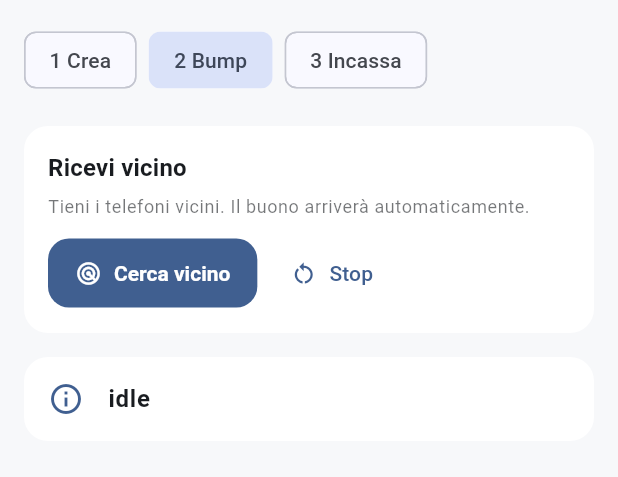
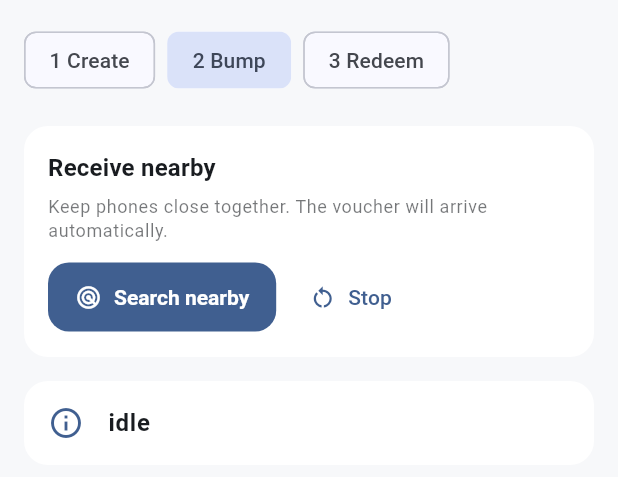
Before and after one commit to dnlsdn/CryptoBump, a Flutter app: the BumpPage widget shown alone on an empty page, opened directly, on a phone screen of 412 x 824 dp. Shown: the top 477 px of the screen. Run offline on Flutter 3.47's test engine with Material 3 defaults, Android fonts, the phone set to English and light mode, and no system bars; missing offline and left inert: web3dart.

Commit message:
Refactor app configuration and improve localization
- Updated AppConfig to load parameters from JSON assets instead of hardcoding values.
- Removed hardcoded values in config.dart and replaced them with dynamic loading.
- Enhanced main.dart to ensure AppConfig is loaded before running the app.
- Translated UI strings from Italian to English for better accessibility.
- Cleaned up unused comments and improved code readability across various files.
- Updated error messages and user prompts to be more descriptive and user-friendly.
- Refactored voucher and nearby functionalities to streamline the codebase.

```diff
--- a/app/tapcapsule/lib/config/app_config.dart
+++ b/app/tapcapsule/lib/config/app_config.dart
@@ -2,11 +2,10 @@ import 'dart:convert';
 import 'package:flutter/foundation.dart';
 import 'package:flutter/services.dart' show rootBundle;
 
-/// AppConfig: carica i parametri da asset JSON (no hard-code nel sorgente pubblico).
 class AppConfig {
   final String rpcUrl;
   final String contractAddress;
-  final String contractAbi; // stringa JSON ABI
+  final String contractAbi;
   final int chainId;
   final String explorerBaseUrl;
   final String? burnerPrivateKey;
@@ -25,13 +24,12 @@ class AppConfig {
   static AppConfig? _instance;
   static AppConfig get I {
     if (_instance == null) {
-      throw StateError('AppConfig non inizializzato. Chiama AppConfig.load() in main().');
+      throw StateError('AppConfig not initialized. Call AppConfig.load() in main().');
     }
     return _instance!;
   }
 
   static Future<void> load() async {
-    // 1) prova file locale (non committato), fallback a sample
     String confJson;
     try {
       confJson = await rootBundle.loadString('assets/config/app_config.local.json');
@@ -40,10 +38,8 @@ class AppConfig {
     }
     final Map<String, dynamic> conf = jsonDecode(confJson);
 
-    // 2) carica ABI (inline o da path)
     String abiString;
     if (conf['CONTRACT_ABI_INLINE'] != null) {
-      // Se qualcuno preferisce inlining dell'ABI direttamente in config
       abiString = jsonEncode(conf['CONTRACT_ABI_INLINE']);
     } else {
       final abiPath = (conf['CONTRACT_ABI_PATH'] as String?) ?? 'assets/config/abi.json';
--- a/app/tapcapsule/lib/models/voucher.dart
+++ b/app/tapcapsule/lib/models/voucher.dart
@@ -3,40 +3,28 @@ import 'dart:math';
 import 'dart:typed_data';
 import 'package:web3dart/crypto.dart' as w3;
 
-/// Stati operativi generici per UI (create/redeem)
 enum OpStatus { idle, working, success, error }
-
-/// Dati minimi del Voucher lato app.
-/// - amount: in ETH (testnet), solo per UI
-/// - expiry: scadenza assoluta
-/// - secret: codice da passare via prossimità (⚠️ non persistere su disco)
-/// - h: hash keccak256(secret) in esadecimale 0x-prefixed (64 hex chars)
 class Voucher {
   final double amount;
   final DateTime expiry;
-  final String secret; // base64url del segreto random (solo per trasporto UI)
-  final String h; // 0x + 64 hex (keccak256(secret_bytes))
+  final String secret;
+  final String h;
 
   const Voucher({required this.amount, required this.expiry, required this.secret, required this.h});
 
-  /// Genera bytes casuali per il secret (di default 32 byte).
   static Uint8List genSecretBytes({int bytes = 32}) {
     final r = Random.secure();
     final data = List<int>.generate(bytes, (_) => r.nextInt(256));
     return Uint8List.fromList(data);
   }
 
-  /// Codifica i bytes del secret in base64url (comodo da mostrare/trasportare).
   static String encodeSecretB64Url(Uint8List bytes) => base64Url.encode(bytes);
 
-  /// Calcola keccak256 dei bytes del secret e ritorna "0x...".
   static String keccakHex(Uint8List secretBytes) {
     final digest = w3.keccak256(secretBytes);
     return w3.bytesToHex(digest, include0x: true);
   }
 
-  /// Se hai già il secret in base64url, prova a decodificarlo e calcolare keccak.
-  /// In fallback (raro), se la decode fallisce, usa keccak su UTF-8 del testo.
   static String keccakFromB64Url(String secretB64) {
     try {
       final b = base64Url.decode(secretB64);
@@ -47,13 +35,11 @@ class Voucher {
     }
   }
 
-  // -------- Helper UI --------
   bool get isExpired => DateTime.now().isAfter(expiry);
   Duration get ttl => expiry.difference(DateTime.now());
   String get shortH => h.length > 10 ? '${h.substring(0, 10)}…' : h;
   String get shortSecret => secret.length > 6 ? '${secret.substring(0, 6)}…' : secret;
 
-  // -------- (De)serializzazione per futuro QR / Multipeer --------
   Map<String, dynamic> toJson() => {'amount': amount, 'expiry': expiry.toIso8601String(), 'secret': secret, 'h': h};
 
   factory Voucher.fromJson(Map<String, dynamic> json) => Voucher(
@@ -71,11 +57,9 @@ class Voucher {
   );
 }
 
-/// Payload “effimero” da inviare al destinatario in prossimità.
-/// Contiene SOLO ciò che serve a incassare e mostrare i dettagli attesi.
 class BumpPayload {
-  final String secret; // base64url
-  final String h; // 0x + 64 hex
+  final String secret;
+  final String h;
   final double amount;
   final DateTime expiry;
 
--- a/app/tapcapsule/lib/nearby/nearby.dart
+++ b/app/tapcapsule/lib/nearby/nearby.dart
@@ -1,8 +1,6 @@
 import 'dart:async';
 import 'dart:convert';
 import 'package:flutter/services.dart';
-
-// Per la demo: generiamo/leggiamo il payload dall'app
 import '../config/app_config.dart';
 import '../state/app_memory.dart';
 import '../models/voucher.dart';
@@ -14,7 +12,7 @@ class Nearby {
   static final StreamController<Map<String, dynamic>> _ctrl = StreamController.broadcast();
   static bool _listening = false;
 
-  static _MockNearby? _mock; // istanza mock se demo
+  static _MockNearby? _mock;
 
   static void _emit(Map<String, dynamic> e) => _ctrl.add(e);
 
@@ -75,7 +73,6 @@ class _MockNearby {
 
   Future<void> start({required String role}) async {
     _role = role;
-    // status iniziali
     emit({'type': 'status', 'value': role == 'sender' ? 'advertising' : 'browsing'});
     _t1 = Timer(const Duration(milliseconds: 500), () {
       emit({'type': 'status', 'value': 'connecting'});
@@ -84,7 +81,6 @@ class _MockNearby {
       emit({'type': 'connected', 'peer': 'Demo iPhone'});
     });
 
-    // Se “receiver” e c'è un voucher locale, invialo come se fosse arrivato dall'altro
     _t3 = Timer(const Duration(milliseconds: 1700), () {
       if (_role == 'receiver') {
         final v = AppMemory.lastVoucher;
@@ -97,9 +93,7 @@ class _MockNearby {
   }
 
   Future<void> sendJson(Map<String, dynamic> payload) async {
-    // Conferma di invio
     emit({'type': 'sent'});
-    // “Eco” del payload per simulare il device remoto che lo riceve
     _t3?.cancel();
     _t3 = Timer(const Duration(milliseconds: 700), () {
       emit({'type': 'payload', 'json': jsonEncode(payload)});
--- a/app/tapcapsule/lib/pages/bump_page.dart
+++ b/app/tapcapsule/lib/pages/bump_page.dart
@@ -1,4 +1,3 @@
-// lib/pages/bump_page.dart
 import 'dart:async';
 import 'dart:convert';
 import 'package:flutter/material.dart';
@@ -27,7 +26,7 @@ class _BumpPageState extends State<BumpPage> {
   void initState() {
     super.initState();
     _isSender = AppMemory.lastVoucher != null;
-    _sub = Nearby.events.listen(_onEvent); // ⬅️ salva subscription
+    _sub = Nearby.events.listen(_onEvent);
   }
 
   void _onEvent(Map<String, dynamic> e) {
@@ -35,41 +34,38 @@ class _BumpPageState extends State<BumpPage> {
       case 'status':
         if (e['value'] == 'connecting') _set(BumpStatus.discovering, 'Connessione…');
         if (e['value'] == 'browsing' || e['value'] == 'advertising') {
-          _set(BumpStatus.discovering, _isSender ? 'In attesa di un iPhone vicino…' : 'Cerco un iPhone vicino…');
+            _set(BumpStatus.discovering, _isSender ? 'Waiting for a nearby iPhone…' : 'Looking for a nearby iPhone…');
         }
         break;
       case 'connected':
-        _set(BumpStatus.peerFound, 'Connesso a ${e['peer']}');
-        if (_isSender) _sendSecret(); // auto-send sul sender
+        _set(BumpStatus.peerFound, 'Connected to ${e['peer']}');
+        if (_isSender) _sendSecret();
         break;
       case 'sent':
-        _set(BumpStatus.sent, 'Codice inviato ✔️');
+        _set(BumpStatus.sent, 'Code sent ✔️');
         break;
       case 'payload':
         final map = jsonDecode(e['json'] as String) as Map<String, dynamic>;
         final payload = BumpPayload.fromJson(map);
         AppMemory.lastBumpPayload = payload;
-        _set(BumpStatus.received, 'Buono ricevuto ✔️');
-
-        // chiudi la sessione *dopo* aver ricevuto
+        _set(BumpStatus.received, 'Voucher received ✔️');
         Nearby.stop();
 
-        // feedback non invadente
         if (mounted) {
           ScaffoldMessenger.of(context).showSnackBar(
-            const SnackBar(backgroundColor: Colors.green, content: Text('Buono ricevuto. Puoi incassare quando vuoi.')),
+            const SnackBar(backgroundColor: Colors.green, content: Text('Voucher received. You can redeem it whenever you want.')),
           );
         }
         break;
       case 'disconnected':
         if (_status == BumpStatus.sent || _status == BumpStatus.received) {
-          _set(BumpStatus.idle, 'Sessione terminata'); // chiusura ok
+          _set(BumpStatus.idle, 'Session ended');
         } else {
-          _set(BumpStatus.error, 'Connessione persa');
+          _set(BumpStatus.error, 'Connection lost');
         }
         break;
       case 'error':
-        _set(BumpStatus.error, e['message']?.toString() ?? 'Errore');
+        _set(BumpStatus.error, e['message']?.toString() ?? 'Error');
         break;
     }
   }
@@ -80,7 +76,7 @@ class _BumpPageState extends State<BumpPage> {
   });
 
   Future<void> _start() async {
-    _set(BumpStatus.discovering, _isSender ? 'In attesa di un iPhone vicino…' : 'Cerco iPhone vicino…');
+    _set(BumpStatus.discovering, _isSender ? 'Waiting for a nearby iPhone…' : 'Looking for a nearby iPhone…');
     if (_isSender) {
       await Nearby.startSender();
     } else {
@@ -93,8 +89,7 @@ class _BumpPageState extends State<BumpPage> {
     if (v == null) return;
     final payload = BumpPayload.fromVoucher(v).toJson();
     await Nearby.sendJson(payload);
-    // niente stop qui ✅ lascia arrivare l'eco 'payload'
-    _set(BumpStatus.sent, 'Codice inviato ✔️');
+    _set(BumpStatus.sent, 'Code sent ✔️');
   }
 
   Future<void> _reset() async {
@@ -104,7 +99,7 @@ class _BumpPageState extends State<BumpPage> {
 
   @override
   void dispose() {
-    _sub.cancel(); // ⬅️ evita listener duplicati
+    _sub.cancel();
     Nearby.stop();
     super.dispose();
   }
@@ -119,10 +114,10 @@ class _BumpPageState extends State<BumpPage> {
         const SizedBox(height: 12),
 
         SectionCard(
-          title: _isSender ? 'Invia vicino' : 'Ricevi vicino',
+          title: _isSender ? 'Send nearby' : 'Receive nearby',
           caption: _isSender
-              ? 'Tieni i telefoni vicini. Il buono viene inviato automaticamente quando connessi.'
-              : 'Tieni i telefoni vicini. Il buono arriverà automaticamente.',
+              ? 'Keep phones close together. The voucher will be sent automatically when connected.'
+              : 'Keep phones close together. The voucher will arrive automatically.',
           children: [
             Wrap(
               spacing: 8,
@@ -130,7 +125,7 @@ class _BumpPageState extends State<BumpPage> {
               children: [
                 FilledButton.icon(
                   icon: const Icon(Icons.radar),
-                  label: Text(_isSender ? 'Attiva invio' : 'Cerca vicino'),
+                  label: Text(_isSender ? 'Start sending' : 'Search nearby'),
                   onPressed: _status == BumpStatus.discovering ? null : _start,
                 ),
                 TextButton.icon(icon: const Icon(Icons.restart_alt), label: const Text('Stop'), onPressed: _reset),
@@ -160,24 +155,24 @@ class _BumpPageState extends State<BumpPage> {
 
         if (_status == BumpStatus.received && p != null)
           SectionCard(
-            title: 'Buono ricevuto',
-            caption: 'Premi quando vuoi per incassare.',
+            title: 'Voucher received',
+            caption: 'Press when you want to redeem.',
             children: [
               Text(
                 '${p.amount} ETH',
                 style: Theme.of(context).textTheme.headlineSmall?.copyWith(fontWeight: FontWeight.w700),
               ),
-              Chip(label: Text('Scade: ${p.expiry.toLocal()}')),
+              Chip(label: Text('Expires: ${p.expiry.toLocal()}')),
               FilledButton.icon(
                 icon: const Icon(Icons.download_done_outlined),
-                label: const Text('Vai a Redeem'),
+                label: const Text('Go to Redeem'),
                 onPressed: () {
                   hideAllTextMenusAndKeyboard();
                   Navigator.of(context).push(
                     MaterialPageRoute(
                       builder: (_) => RedeemPage(
                         secretPrefill: p.secret,
-                        autoRedeem: false, // ⬅️ niente auto-redeem
+                        autoRedeem: false,
                       ),
                     ),
                   );
@@ -190,12 +185,9 @@ class _BumpPageState extends State<BumpPage> {
   }
 }
 
-// in qualunque file UI:
-// in qualunque file UI:
 Widget stepChips(int current) {
-  const labels = ['1 Crea', '2 Bump', '3 Incassa'];
+  const labels = ['1 Create', '2 Bump', '3 Redeem'];
   return Material(
-    // <-- fornisce l’antenato Material richiesto dai ChoiceChip
     type: MaterialType.transparency,
     child: Wrap(
       spacing: 8,
--- a/app/tapcapsule/lib/services/signer_service.dart
+++ b/app/tapcapsule/lib/services/signer_service.dart
@@ -1,4 +1,3 @@
-// lib/services/signer_service.dart
 import 'package:web3dart/web3dart.dart';
 
 class SignerService {
@@ -8,7 +7,6 @@ class SignerService {
   bool get isReady => _creds != null;
   EthereumAddress? get address => _addr;
 
-  /// Imposta una private key esadecimale (solo test! NON persistiamo nulla)
   Future<void> setPrivateKey(String hex) async {
     final clean = hex.startsWith('0x') ? hex.substring(2) : hex;
     final c = EthPrivateKey.fromHex(clean);
@@ -24,7 +22,7 @@ class SignerService {
   Credentials requireCreds() {
     final c = _creds;
     if (c == null) {
-      throw StateError('Nessun signer impostato. Inserisci la chiave privata di un wallet di test.');
+      throw StateError('No signer set. Please enter the private key of a test wallet.');
     }
     return c;
   }
--- a/app/tapcapsule/lib/state/app_memory.dart
+++ b/app/tapcapsule/lib/state/app_memory.dart
@@ -1,14 +1,8 @@
 import '../models/voucher.dart';
 
-/// Memoria process-local (solo per demo/MVP).
-/// ⚠️ Non persiste su disco il segreto.
 class AppMemory {
-  /// Ultimo voucher creato localmente (lato “sender”).
   static Voucher? lastVoucher;
 
-  /// Ultimo payload effimero inviato o ricevuto via prossimità.
-  /// - lato sender: BumpPayload.fromVoucher(lastVoucher)
-  /// - lato receiver: payload ricevuto (secret+h+amount+expiry)
   static BumpPayload? lastBumpPayload;
   static String? lastCreateTx;
   static String? lastRedeemTx;
--- a/app/tapcapsule/lib/ui/theme.dart
+++ b/app/tapcapsule/lib/ui/theme.dart
@@ -1,4 +1,3 @@
-// lib/ui/theme.dart
 import 'package:flutter/material.dart';
 
 class AppTheme {
--- a/app/tapcapsule/lib/utils/eth.dart
+++ b/app/tapcapsule/lib/utils/eth.dart
@@ -1,7 +1,6 @@
 import 'dart:math';
 
 BigInt ethToWeiDouble(double eth) {
-  // evita problemi di double usando stringhe a 18 decimali
   final s = (eth * pow(10, 18)).toStringAsFixed(0);
   return BigInt.parse(s);
 }
--- a/app/tapcapsule/lib/utils/ui_safety.dart
+++ b/app/tapcapsule/lib/utils/ui_safety.dart
@@ -1,6 +1,5 @@
 import 'package:flutter/material.dart';
 
-/// Chiude focus/tastiera e qualsiasi menu di sistema aperto (iOS).
 void hideAllTextMenusAndKeyboard() {
   FocusManager.instance.primaryFocus?.unfocus();
   ContextMenuController.removeAny();
--- a/app/tapcapsule/lib/widgets/section_card.dart
+++ b/app/tapcapsule/lib/widgets/section_card.dart
@@ -1,4 +1,3 @@
-// lib/widgets/section_card.dart
 import 'package:flutter/material.dart';
 
 class SectionCard extends StatelessWidget {
```
Also changed, not shown: app/tapcapsule/lib/config/config.dart (+0 -13 lines), app/tapcapsule/lib/main.dart (+11 -12 lines), app/tapcapsule/lib/pages/create_page.dart (+34 -45 lines), app/tapcapsule/lib/pages/redeem_page.dart (+15 -17 lines), app/tapcapsule/lib/services/contract_client.dart (+6 -9 lines), app/tapcapsule/lib/widgets/network_probe.dart (+5 -6 lines).
